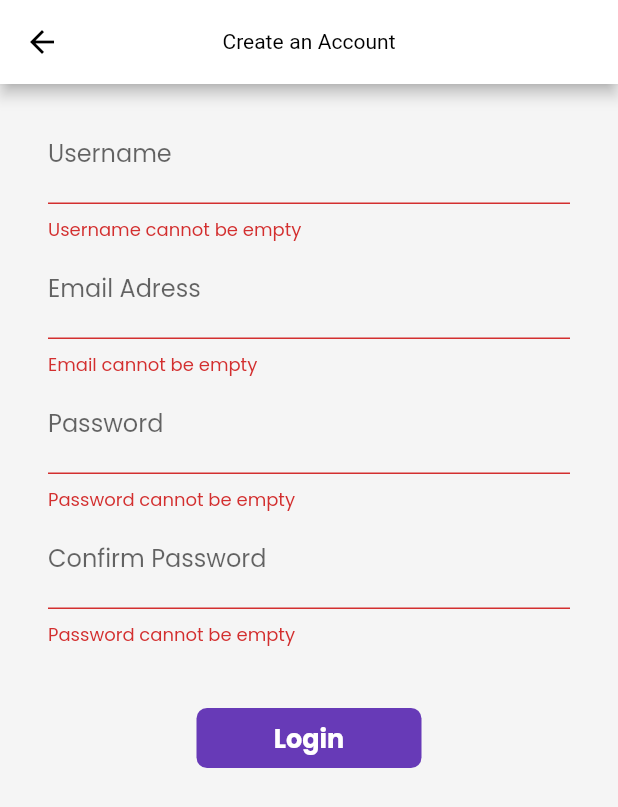
After one commit to Shubhang001/catalog_app, a Flutter app: the Signup screen opened by its route, after a tap on "Login", on a phone screen of 412 x 824 dp. The commit adds this screen. Shown: the top 807 px of the screen. Run offline on Flutter 3.47's test engine with Material 2 defaults, Android fonts, the phone set to English and light mode, and no system bars; our stand-ins replace firebase_core, google_fonts, velocity_x; accounts and stored records are empty.

Commit message:
Signup page added

```diff
--- a/lib/Screen/login_page.dart
+++ b/lib/Screen/login_page.dart
@@ -1,4 +1,5 @@
 import 'package:flutter/material.dart';
+import 'package:flutter_application_2/Screen/signup.dart';
 import 'package:flutter_application_2/utilis/routes.dart';
 
 class LoginPage extends StatefulWidget {
@@ -61,6 +62,7 @@ class _LoginPageState extends State<LoginPage> {
               key: _formKey,
               child: Column(children: [
                 TextFormField(
+                  controller: usernameCOntroller,
                   decoration: const InputDecoration(
                     labelText: "Username",
                     hintText: "Enter Username",
@@ -78,6 +80,7 @@ class _LoginPageState extends State<LoginPage> {
                   },
                 ),
                 TextFormField(
+                  controller: emailCOntroller,
                   decoration: const InputDecoration(
                     labelText: "Email Adress",
                     hintText: "Enter Email",
@@ -95,6 +98,7 @@ class _LoginPageState extends State<LoginPage> {
                   },
                 ),
                 TextFormField(
+                  controller: passwordCOntroller,
                   obscureText: true,
                   decoration: const InputDecoration(
                     labelText: "Password",
@@ -139,6 +143,18 @@ class _LoginPageState extends State<LoginPage> {
                     ),
                   ),
                 ),
+                const SizedBox(
+                  height: 5,
+                ),
+                const Divider(
+                  thickness: 2,
+                  color: Colors.grey,
+                ),
+                InkWell(
+                  onTap: () =>
+                      Navigator.pushNamed(context, MyRoutes.SignupRoutes),
+                  child: const Text("Sign Up"),
+                )
 
                 /* ElevatedButton(
                       onPressed: () {
--- /dev/null
+++ b/lib/Screen/signup.dart
@@ -0,0 +1,161 @@
+import 'package:flutter/material.dart';
+import 'package:flutter_application_2/utilis/routes.dart';
+
+class Signup extends StatefulWidget {
+  const Signup({super.key});
+
+  @override
+  State<Signup> createState() => _SignupState();
+}
+
+class _SignupState extends State<Signup> {
+  TextEditingController emailCOntroller = TextEditingController();
+  TextEditingController usernameCOntroller = TextEditingController();
+  TextEditingController passwordCOntroller = TextEditingController();
+  TextEditingController cpasswordCOntroller = TextEditingController();
+  String name = "";
+  bool changeButton = false;
+
+  final _formKey = GlobalKey<FormState>();
+
+  // ignore: non_constant_identifier_names
+  MoveToHome(BuildContext context) async {
+    if (_formKey.currentState!.validate()) {
+      setState(() {
+        changeButton = true;
+      });
+      await Future.delayed(const Duration(seconds: 1));
+      // ignore: use_build_context_synchronously
+      await Navigator.pushNamed(context, MyRoutes.homeRoutes);
+      setState(() {
+        changeButton = false;
+      });
+    }
+  }
+
+  void createAccount() {
+    String email = emailCOntroller.text.trim();
+    String password = passwordCOntroller.text.trim();
+    String cpassword = cpasswordCOntroller.text.trim();
+  }
+
+  @override
+  Widget build(BuildContext context) {
+    return Scaffold(
+        appBar: AppBar(
+          centerTitle: true,
+          title: const Text("Create an Account"),
+        ),
+        body: SafeArea(
+            child: Padding(
+                padding: const EdgeInsets.symmetric(
+                    vertical: 16.0, horizontal: 32.0),
+                child: Form(
+                  key: _formKey,
+                  child: Column(children: [
+                    TextFormField(
+                      controller: usernameCOntroller,
+                      decoration: const InputDecoration(
+                        labelText: "Username",
+                        hintText: "Enter Username",
+                      ),
+                      validator: (value) {
+                        if (value!.isEmpty) {
+                          return "Username cannot be empty";
+                        }
+
+                        return null;
+                      },
+                      onChanged: (value) {
+                        name = value;
+                        setState(() {});
+                      },
+                    ),
+                    TextFormField(
+                      controller: emailCOntroller,
+                      decoration: const InputDecoration(
+                        labelText: "Email Adress",
+                        hintText: "Enter Email",
+                      ),
+                      validator: (value) {
+                        if (value!.isEmpty) {
+                          return "Email cannot be empty";
+                        }
+
+                        return null;
+                      },
+                      onChanged: (value) {
+                        name = value;
+                        setState(() {});
+                      },
+                    ),
+                    TextFormField(
+                      controller: passwordCOntroller,
+                      obscureText: true,
+                      decoration: const InputDecoration(
+                        labelText: "Password",
+                        hintText: "Enter Password",
+                      ),
+                      validator: (value) {
+                        if (value!.isEmpty) {
+                          return "Password cannot be empty";
+                        } else if (value.length < 6) {
+                          return "Password should be atleast 6 digits";
+                        }
+                        return null;
+                      },
+                    ),
+                    TextFormField(
+                      controller: cpasswordCOntroller,
+                      obscureText: true,
+                      decoration: const InputDecoration(
+                        labelText: "Confirm Password",
+                        hintText: "Enter Password",
+                      ),
+                      validator: (value) {
+                        if (value!.isEmpty) {
+                          return "Password cannot be empty";
+                        } else if (value.length < 6) {
+                          return "Password should be atleast 6 digits";
+                        }
+                        /*if (cpasswordCOntroller != passwordCOntroller) {
+                          return ("Password does not matches");
+                        }*/
+                        return null;
+                      },
+                    ),
+                    const SizedBox(
+                      height: 40,
+                    ),
+                    Material(
+                      color: Colors.deepPurple,
+                      borderRadius:
+                          BorderRadius.circular(changeButton ? 40 : 7),
+                      child: InkWell(
+                        onTap: () => MoveToHome(context),
+                        child: AnimatedContainer(
+                          duration: const Duration(seconds: 1),
+                          width: changeButton ? 50 : 150,
+                          height: 40,
+                          alignment: Alignment.center,
+                          // ignore: sort_child_properties_last
+                          child: changeButton
+                              ? const Icon(
+                                  Icons.done,
+                                  color: Colors.white,
+                                )
+                              : const Text(
+                                  "Login",
+                                  style: TextStyle(
+                                    color: Colors.white,
+                                    fontWeight: FontWeight.bold,
+                                    fontSize: 17,
+                                  ),
+                                ),
+                        ),
+                      ),
+                    ),
+                  ]),
+                ))));
+  }
+}
--- a/lib/main.dart
+++ b/lib/main.dart
@@ -4,6 +4,7 @@ import 'package:firebase_core/firebase_core.dart';
 import 'package:flutter_application_2/Screen/cart_page.dart';
 import 'package:flutter_application_2/Screen/home_page.dart';
 import 'package:flutter_application_2/Screen/login_page.dart';
+import 'package:flutter_application_2/Screen/signup.dart';
 import 'package:flutter_application_2/utilis/routes.dart';
 import 'package:flutter_application_2/widgets/themes.dart';
 import 'firebase_options.dart';
@@ -34,6 +35,7 @@ class MyApp extends StatelessWidget {
         // ignore: prefer_const_constructors
         MyRoutes.LoginRoutes: (context) => LoginPage(),
         MyRoutes.cartRoutes: (context) => const CartPage(),
+        MyRoutes.SignupRoutes: (context) => const Signup(),
       },
     );
   }
--- a/lib/utilis/routes.dart
+++ b/lib/utilis/routes.dart
@@ -4,4 +4,5 @@ class MyRoutes {
   static String homeRoutes = "/home";
   static String homeDetailsRoutes = "/detail";
   static String cartRoutes = "/cart";
+  static String SignupRoutes = "/signup";
 }
```
